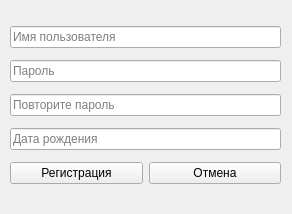
Before: the Qt Designer form project/ui/ui_registration_window.ui in maximss635/qt-phone-book, drawn with Qt 5.
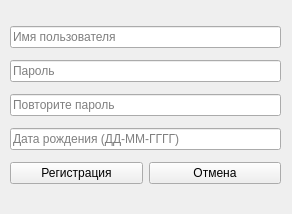
After: the same form once the commit is applied.

```diff
--- a/project/ui/ui_registration_window.ui
+++ b/project/ui/ui_registration_window.ui
@@ -53,7 +53,7 @@
     <item>
      <widget class="QLineEdit" name="line_edit_birthday">
       <property name="placeholderText">
-       <string>Дата рождения</string>
+       <string>Дата рождения (ДД-ММ-ГГГГ)</string>
       </property>
      </widget>
     </item>
```
